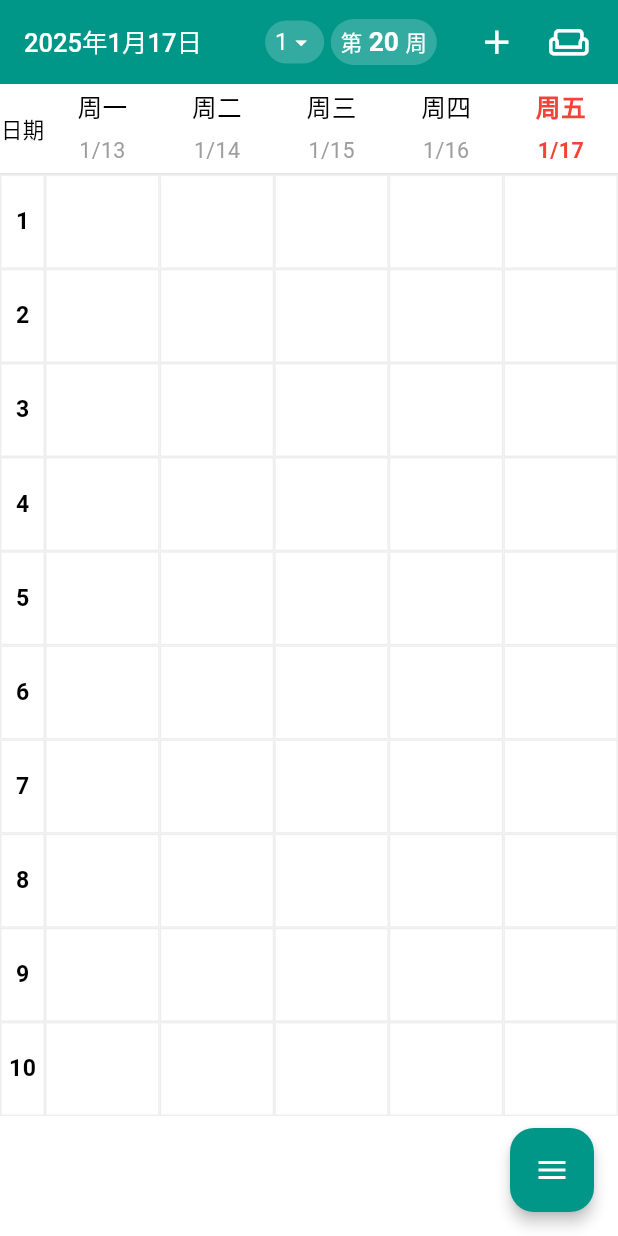
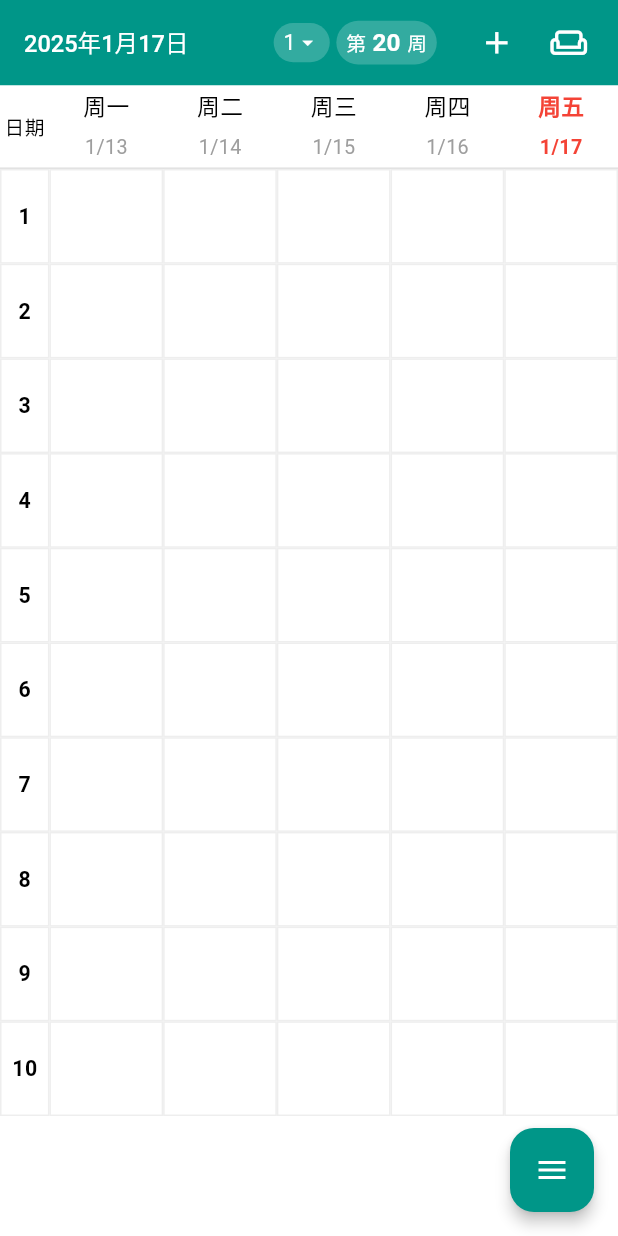
Before and after one commit to Aniu456/MySchedule, a Flutter app: the screen it shows after launch, on a phone screen of 412 x 824 dp. Run offline on Flutter 3.47's test engine with Material 3 defaults, Android fonts, the phone set to English and light mode, and no system bars; our stand-ins replace flutter_colorpicker, flutter_screenutil, shared_preferences; missing offline and left inert: lunar.

Commit message:
UI自适应

```diff
--- a/lib/main.dart
+++ b/lib/main.dart
@@ -1,5 +1,6 @@
 import 'package:flutter/material.dart';
-import 'package:schedule/widgets/main_pages.dart';
+import 'package:flutter_screenutil/flutter_screenutil.dart';
+import 'widgets/main_pages.dart';
 
 /// 应用程序入口
 void main() {
@@ -13,6 +14,12 @@ class MyApp extends StatelessWidget {
 
   @override
   Widget build(BuildContext context) {
+    return ScreenUtilInit(
+      // 设计稿的尺寸
+      designSize: const Size(375, 812), // iPhone X 的设计尺寸
+      minTextAdapt: true,
+      splitScreenMode: true,
+      builder: (context, child) {
         return MaterialApp(
           title: '课程表', // 应用的标题
           theme: ThemeData(
@@ -30,5 +37,7 @@ class MyApp extends StatelessWidget {
           // debugShowMaterialGrid: false, // 是否显示调试网格
           debugShowCheckedModeBanner: false,
         );
+      },
+    );
   }
 }
--- a/lib/widgets/course_info.dart
+++ b/lib/widgets/course_info.dart
@@ -35,12 +35,16 @@ class _CourseInfoDialogState extends State<CourseInfoDialog> {
   late List<List<dynamic>> _times;
   late List<int> _weeks;
 
+  // 添加原始课程名称记录
+  late final String _originalCourseName;
+
   /// 是否处于编辑状态
   bool _isEditing = false;
 
   @override
   void initState() {
     super.initState();
+    _originalCourseName = widget.course['courseName'];
     _initializeData();
   }
 
@@ -213,6 +217,7 @@ class _CourseInfoDialogState extends State<CourseInfoDialog> {
     }
 
     final updatedCourse = {
+      'originalCourseName': _originalCourseName,
       'courseName': _courseName,
       'teacherName': _teacherName,
       'remarks': _remarks,
--- a/lib/widgets/course_table.dart
+++ b/lib/widgets/course_table.dart
@@ -1,4 +1,5 @@
 import 'package:flutter/material.dart';
+import 'package:flutter_screenutil/flutter_screenutil.dart';
 import '../utils/time_utils.dart';
 import 'course_info.dart';
 import 'main_page/week_manager.dart';
@@ -60,27 +61,10 @@ class CourseTable extends StatelessWidget {
     required this.onCourseDeleted,
   });
 
-  /// 获取自适应字体大小计算函数
-  double Function(double) getAdaptiveFontSizeCalculator(BuildContext context) {
-    final screenWidth = MediaQuery.of(context).size.width;
-    final fontSizeFactor = screenWidth / 375.0; // 统一使用 iPhone SE 的宽度作为基准
-
-    return (double baseSize) {
-      final size = baseSize * fontSizeFactor;
-      return size.clamp(baseSize * 0.8, baseSize * 1.6); // 统一缩放范围
-    };
-  }
-
   /// 构建时间列
   Widget _buildTimeColumn() {
-    return LayoutBuilder(
-      builder: (context, constraints) {
-        final getAdaptiveFontSize = getAdaptiveFontSizeCalculator(context);
-        final screenWidth = MediaQuery.of(context).size.width;
-        final sizeFactor = screenWidth / 375.0;
-
     return SizedBox(
-          width: showTimeSlots ? 45.0 : 30.0,
+      width: (showTimeSlots ? 45 : 30).w,
       child: Column(
         children: List.generate(10, (index) {
           return Expanded(
@@ -100,7 +84,7 @@ class CourseTable extends StatelessWidget {
                         child: Text(
                           '${index + 1}',
                           style: TextStyle(
-                                fontSize: getAdaptiveFontSize(14),
+                            fontSize: 14.sp,
                             fontWeight: FontWeight.bold,
                           ),
                         ),
@@ -116,14 +100,14 @@ class CourseTable extends StatelessWidget {
                               Text(
                                 _timeSlots[index][0],
                                 style: TextStyle(
-                                      fontSize: getAdaptiveFontSize(12),
+                                  fontSize: 12.sp,
                                   color: Colors.grey,
                                 ),
                               ),
                               Text(
                                 _timeSlots[index][1],
                                 style: TextStyle(
-                                      fontSize: getAdaptiveFontSize(12),
+                                  fontSize: 12.sp,
                                   color: Colors.grey,
                                 ),
                               ),
@@ -140,8 +124,6 @@ class CourseTable extends StatelessWidget {
         }),
       ),
     );
-      },
-    );
   }
 
   /// 构建表头
@@ -149,28 +131,23 @@ class CourseTable extends StatelessWidget {
     const weekdays = ["一", "二", "三", "四", "五", "六", "日"];
     final visibleDays = showWeekend ? weekdays : weekdays.sublist(0, 5);
 
-    return LayoutBuilder(
-      builder: (context, constraints) {
-        final getAdaptiveFontSize = getAdaptiveFontSizeCalculator(context);
-        final screenWidth = MediaQuery.of(context).size.width;
-        final sizeFactor = screenWidth / 375.0;
-        final headerHeight = 55 * sizeFactor.clamp(1.0, 1.5);
-
     return Container(
-          height: headerHeight,
+      height: 55.h,
       decoration: BoxDecoration(
         border: Border(bottom: BorderSide(color: Colors.grey[300]!)),
       ),
       child: Row(
         children: [
-              Container(
-                width: showTimeSlots ? 45.0 : 30.0,
-                alignment: Alignment.center,
+          SizedBox(
+            width: (showTimeSlots ? 45 : 30).w,
+            child: Center(
               child: Text(
                 '日期',
+                textAlign: TextAlign.center,
                 style: TextStyle(
-                    fontSize: getAdaptiveFontSize(13),
+                  fontSize: 13.sp,
                   fontWeight: FontWeight.w500,
+                ),
               ),
             ),
           ),
@@ -188,7 +165,7 @@ class CourseTable extends StatelessWidget {
                       child: Text(
                         '周${visibleDays[index]}',
                         style: TextStyle(
-                              fontSize: getAdaptiveFontSize(15),
+                          fontSize: showWeekend ? 13.sp : 15.sp,
                           fontWeight:
                               isToday ? FontWeight.bold : FontWeight.w500,
                           color: isToday ? Colors.red : Colors.black,
@@ -202,7 +179,7 @@ class CourseTable extends StatelessWidget {
                       child: Text(
                         '${date.month}/${date.day}',
                         style: TextStyle(
-                              fontSize: getAdaptiveFontSize(13),
+                          fontSize: showWeekend ? 12.sp : 13.sp,
                           color: isToday ? Colors.red : Colors.grey,
                           fontWeight:
                               isToday ? FontWeight.bold : FontWeight.normal,
@@ -217,29 +194,26 @@ class CourseTable extends StatelessWidget {
         ],
       ),
     );
-      },
-    );
   }
 
   /// 构建课程单元格
-  Widget _buildCourseCell(Map<String, dynamic>? course, BuildContext context) {
-    if (course == null) return Container();
-
+  Widget _buildCourseCell(BuildContext context, Map<String, dynamic> course) {
     // 检查课程是否在当前周显示
     if (!List<int>.from(course['weeks'] ?? []).contains(week)) {
       return Container();
     }
 
-    final getAdaptiveFontSize = getAdaptiveFontSizeCalculator(context);
-    final screenWidth = MediaQuery.of(context).size.width;
-    final sizeFactor = screenWidth / 375.0;
-
-    return Container(
-      margin: const EdgeInsets.all(1),
-      padding: EdgeInsets.symmetric(
-        horizontal: 4 * sizeFactor.clamp(1.0, 1.5),
-        vertical: 1 * sizeFactor.clamp(1.0, 1.5),
+    return GestureDetector(
+      onTap: () => showCourseInfo(
+        context,
+        course,
+        themeColor: themeColor,
+        onCourseUpdated: onCourseUpdated,
+        onCourseDeleted: onCourseDeleted,
       ),
+      child: Container(
+        margin: EdgeInsets.all(1.r),
+        padding: EdgeInsets.all(4.r),
         decoration: BoxDecoration(
           color: Color.fromRGBO(
             course['color'][0],
@@ -247,25 +221,8 @@ class CourseTable extends StatelessWidget {
             course['color'][2],
             1,
           ),
-        borderRadius: BorderRadius.circular(2 * sizeFactor.clamp(1.0, 1.5)),
-        boxShadow: const [
-          BoxShadow(
-            color: Colors.white24,
+          borderRadius: BorderRadius.circular(4.r),
         ),
-        ],
-      ),
-      child: InkWell(
-        onTap: () => showCourseInfo(
-          context,
-          course,
-          themeColor: themeColor,
-          onCourseUpdated: onCourseUpdated,
-          onCourseDeleted: onCourseDeleted,
-        ),
-        child: Column(
-          crossAxisAlignment: CrossAxisAlignment.start,
-          children: [
-            Expanded(
         child: Column(
           crossAxisAlignment: CrossAxisAlignment.start,
           mainAxisAlignment: MainAxisAlignment.spaceBetween,
@@ -276,10 +233,10 @@ class CourseTable extends StatelessWidget {
                 course['courseName'] ?? '未输入课程名',
                 style: TextStyle(
                   color: Colors.white,
-                        fontSize: getAdaptiveFontSize(15),
+                  fontSize: showWeekend ? 13.sp : 14.sp,
                   fontWeight: FontWeight.bold,
                 ),
-                      maxLines: 2,
+                maxLines: showWeekend ? 3 : 2,
                 overflow: TextOverflow.ellipsis,
               ),
             ),
@@ -289,20 +246,17 @@ class CourseTable extends StatelessWidget {
                   '@${course['teacherName']}',
                   style: TextStyle(
                     color: Colors.white70,
-                          fontSize: getAdaptiveFontSize(12),
+                    fontSize: showWeekend ? 10.sp : 11.sp,
                   ),
                   maxLines: 1,
                   overflow: TextOverflow.ellipsis,
-                      ),
-                    ),
-                ],
                 ),
               ),
             Text(
               _formatWeeks(List<int>.from(course['weeks'] ?? [])),
               style: TextStyle(
                 color: Colors.white,
-                fontSize: getAdaptiveFontSize(11),
+                fontSize: showWeekend ? 10.sp : 11.sp,
                 fontWeight: FontWeight.bold,
               ),
               maxLines: 1,
@@ -312,47 +266,6 @@ class CourseTable extends StatelessWidget {
         ),
       ),
     );
-  }
-
-  /// 格式化周次显示
-  String _formatWeeks(List<int> weeks) {
-    if (weeks.isEmpty) return '';
-
-    weeks.sort();
-    List<String> ranges = [];
-    int start = weeks.first;
-    int end = weeks.first;
-
-    for (int i = 1; i < weeks.length; i++) {
-      if (weeks[i] == end + 1) {
-        end = weeks[i];
-      } else {
-        ranges.add(start == end ? '$start周' : '$start-$end周');
-        start = weeks[i];
-        end = weeks[i];
-      }
-    }
-    ranges.add(start == end ? '$start周' : '$start-$end周');
-
-    return ranges.join('，');
-  }
-
-  /// 检查是否是今天
-  bool _isToday(DateTime date) {
-    final now = DateTime.now();
-    return date.year == now.year &&
-        date.month == now.month &&
-        date.day == now.day;
-  }
-
-  /// 获取课程开始时间
-  int _getStartTime(List<dynamic> times, int col) {
-    var time = times.firstWhere(
-      (time) => TimeUtils.getDayValue(time[0].toString()) == col + 1,
-      orElse: () => List<dynamic>.empty(),
-    );
-    if (time is! List || time.isEmpty) return 999;
-    return TimeUtils.getClassValue(time[1].toString());
   }
 
   /// 构建课程格子列表
@@ -374,35 +287,10 @@ class CourseTable extends StatelessWidget {
     for (int row = 0; row < 10; row++) {
       if (occupiedSlots.contains(row)) continue;
 
-      Map<String, dynamic>? courseForThisSlot;
-      List<dynamic>? courseTime;
-
-      // 查找当前时间段的课程
-      for (var course in columnCourses) {
-        var time = course['times'].firstWhere((time) {
-          if (time is! List || time.length < 3) return false;
-          if (TimeUtils.getDayValue(time[0].toString()) != col + 1)
-            return false;
-
-          int startClass = TimeUtils.getClassValue(time[1].toString());
-          int endClass = TimeUtils.getClassValue(time[2].toString());
-
-          if (!TimeUtils.isValidTimeRange(startClass, endClass)) return false;
-
-          return row + 1 >= startClass && row + 1 <= endClass;
-        }, orElse: () => List<dynamic>.empty());
-
-        if (time is List && time.isNotEmpty) {
-          courseForThisSlot = course;
-          courseTime = time;
-          break;
-        }
-      }
-
-      if (courseForThisSlot != null && courseTime != null) {
-        int startClass = TimeUtils.getClassValue(courseTime[1].toString());
-        int endClass = TimeUtils.getClassValue(courseTime[2].toString());
-        int duration = endClass - startClass + 1;
+      final courseInfo = _findCourseForSlot(columnCourses, col, row);
+      if (courseInfo != null) {
+        final (course, startClass, endClass) = courseInfo;
+        final duration = endClass - startClass + 1;
 
         // 标记被占用的时间段
         for (int i = startClass - 1; i < endClass; i++) {
@@ -417,7 +305,7 @@ class CourseTable extends StatelessWidget {
                   ? Border.all(color: Colors.grey[200]!)
                   : Border.all(color: Colors.transparent),
             ),
-            child: _buildCourseCell(courseForThisSlot, context),
+            child: _buildCourseCell(context, course),
           ),
         ));
       } else {
@@ -436,11 +324,88 @@ class CourseTable extends StatelessWidget {
     return cells;
   }
 
+  /// 查找指定时间段的课程
+  (Map<String, dynamic>, int, int)? _findCourseForSlot(
+    List<Map<String, dynamic>> courses,
+    int col,
+    int row,
+  ) {
+    for (var course in courses) {
+      var time = course['times'].firstWhere((time) {
+        if (time is! List || time.length < 3) return false;
+        if (TimeUtils.getDayValue(time[0].toString()) != col + 1) return false;
+
+        int startClass = TimeUtils.getClassValue(time[1].toString());
+        int endClass = TimeUtils.getClassValue(time[2].toString());
+
+        if (!TimeUtils.isValidTimeRange(startClass, endClass)) return false;
+
+        return row + 1 >= startClass && row + 1 <= endClass;
+      }, orElse: () => List<dynamic>.empty());
+
+      if (time is List && time.isNotEmpty) {
+        int startClass = TimeUtils.getClassValue(time[1].toString());
+        int endClass = TimeUtils.getClassValue(time[2].toString());
+        return (course, startClass, endClass);
+      }
+    }
+    return null;
+  }
+
+  /// 获取课程开始时间
+  int _getStartTime(List<dynamic> times, int col) {
+    var time = times.firstWhere(
+      (time) => TimeUtils.getDayValue(time[0].toString()) == col + 1,
+      orElse: () => List<dynamic>.empty(),
+    );
+    if (time is! List || time.isEmpty) return 999;
+    return TimeUtils.getClassValue(time[1].toString());
+  }
+
+  /// 检查是否是今天
+  bool _isToday(DateTime date) {
+    final now = DateTime.now();
+    return date.year == now.year &&
+        date.month == now.month &&
+        date.day == now.day;
+  }
+
+  /// 格式化周次显示
+  String _formatWeeks(List<int> weeks) {
+    if (weeks.isEmpty) return '';
+
+    weeks.sort();
+    List<String> ranges = [];
+    List<int> continuous = [];
+    int? lastNum;
+
+    for (int week in weeks) {
+      if (lastNum != null && week != lastNum + 1) {
+        if (continuous.length >= 3) {
+          ranges.add('${continuous.first}-${continuous.last}周');
+        } else {
+          ranges.addAll(continuous.map((n) => '$n'));
+        }
+        continuous = [];
+      }
+      continuous.add(week);
+      lastNum = week;
+    }
+
+    if (continuous.isNotEmpty) {
+      if (continuous.length >= 3) {
+        ranges.add('${continuous.first}-${continuous.last}周');
+      } else {
+        ranges.addAll(continuous.map((n) => '$n'));
+      }
+    }
+
+    return '${ranges.join(',')}周';
+  }
+
   @override
   Widget build(BuildContext context) {
     final dates = WeekManager.getWeekDates(currentSemester, week);
-    debugPrint(
-        '周次: $week, 日期: ${dates.map((d) => '${d.month}/${d.day}').join(', ')}');
 
     return Column(
       children: [
--- a/lib/widgets/main_page/app_bar.dart
+++ b/lib/widgets/main_page/app_bar.dart
@@ -1,4 +1,5 @@
 import 'package:flutter/material.dart';
+import 'package:flutter_screenutil/flutter_screenutil.dart';
 
 //顶部栏组件
 class MainAppBar extends StatelessWidget implements PreferredSizeWidget {
@@ -23,23 +24,12 @@ class MainAppBar extends StatelessWidget implements PreferredSizeWidget {
     required this.showWeekend,
   });
 
-  /// 获取自适应字体大小
-  double getAdaptiveFontSize(BuildContext context, double baseSize) {
-    final screenWidth = MediaQuery.of(context).size.width;
-    final fontSizeFactor = screenWidth / 375.0;
-    final size = baseSize * fontSizeFactor;
-    return size.clamp(baseSize * 0.8, baseSize * 1.4);
-  }
-
   @override
   Widget build(BuildContext context) {
-    final adaptiveHeight = kToolbarHeight *
-        (MediaQuery.of(context).size.width / 375.0).clamp(1.0, 1.3);
-
     return AppBar(
       elevation: 0,
       backgroundColor: themeColor,
-      toolbarHeight: adaptiveHeight,
+      toolbarHeight: kToolbarHeight.h,
       title: Row(
         mainAxisAlignment: MainAxisAlignment.spaceBetween,
         children: <Widget>[
@@ -48,7 +38,7 @@ class MainAppBar extends StatelessWidget implements PreferredSizeWidget {
             child: Text(
               formattedDate,
               style: TextStyle(
-                fontSize: getAdaptiveFontSize(context, 15.5),
+                fontSize: 15.5.sp,
                 color: Colors.white,
                 fontWeight: FontWeight.w500,
               ),
@@ -60,42 +50,39 @@ class MainAppBar extends StatelessWidget implements PreferredSizeWidget {
       ),
       actions: <Widget>[
         IconButton(
-          iconSize: getAdaptiveFontSize(context, 24),
-          padding: EdgeInsets.all(getAdaptiveFontSize(context, 8)),
+          iconSize: 24.sp,
+          padding: EdgeInsets.all(8.r),
           icon: const Icon(Icons.add, color: Colors.white),
           onPressed: onAddCourse,
         ),
         IconButton(
-          iconSize: getAdaptiveFontSize(context, 24),
-          padding: EdgeInsets.all(getAdaptiveFontSize(context, 8)),
+          iconSize: 24.sp,
+          padding: EdgeInsets.all(8.r),
           icon: Icon(
             showWeekend ? Icons.weekend : Icons.weekend_outlined,
             color: Colors.white,
           ),
           onPressed: onToggleWeekend,
         ),
-        SizedBox(width: getAdaptiveFontSize(context, 8)),
+        SizedBox(width: 8.w),
       ],
     );
   }
 
   Widget _buildWeekDisplay(BuildContext context) {
-    final containerPadding = EdgeInsets.symmetric(
-      horizontal: getAdaptiveFontSize(context, 6),
-      vertical: getAdaptiveFontSize(context, 4),
-    );
-
     return Row(
       mainAxisSize: MainAxisSize.min,
       children: [
         GestureDetector(
           onTap: onSemesterTap,
           child: Container(
-            padding: containerPadding,
+            padding: EdgeInsets.symmetric(
+              horizontal: 6.w,
+              vertical: 4.h,
+            ),
             decoration: BoxDecoration(
               color: Colors.white.withOpacity(0.2),
-              borderRadius:
-                  BorderRadius.circular(getAdaptiveFontSize(context, 16)),
+              borderRadius: BorderRadius.circular(16.r),
             ),
             child: Row(
               mainAxisSize: MainAxisSize.min,
@@ -103,26 +90,28 @@ class MainAppBar extends StatelessWidget implements PreferredSizeWidget {
                 Text(
                   "$currentSemester",
                   style: TextStyle(
-                    fontSize: getAdaptiveFontSize(context, 14),
+                    fontSize: 14.sp,
                     color: Colors.white,
                   ),
                 ),
                 Icon(
                   Icons.arrow_drop_down,
                   color: Colors.white,
-                  size: getAdaptiveFontSize(context, 16),
+                  size: 16.sp,
                 ),
               ],
             ),
           ),
         ),
-        SizedBox(width: getAdaptiveFontSize(context, 4)),
+        SizedBox(width: 4.w),
         Container(
-          padding: containerPadding,
+          padding: EdgeInsets.symmetric(
+            horizontal: 6.w,
+            vertical: 4.h,
+          ),
           decoration: BoxDecoration(
             color: Colors.white.withOpacity(0.2),
-            borderRadius:
-                BorderRadius.circular(getAdaptiveFontSize(context, 16)),
+            borderRadius: BorderRadius.circular(16.r),
           ),
           child: Row(
             mainAxisSize: MainAxisSize.min,
@@ -131,24 +120,24 @@ class MainAppBar extends StatelessWidget implements PreferredSizeWidget {
               Text(
                 "第",
                 style: TextStyle(
-                  fontSize: getAdaptiveFontSize(context, 13),
+                  fontSize: 13.sp,
                   color: Colors.white,
                 ),
               ),
-              SizedBox(width: getAdaptiveFontSize(context, 4)),
+              SizedBox(width: 4.w),
               Text(
                 currentWeek.toString(),
                 style: TextStyle(
-                  fontSize: getAdaptiveFontSize(context, 16),
+                  fontSize: 16.sp,
                   fontWeight: FontWeight.bold,
                   color: Colors.white,
                 ),
               ),
-              SizedBox(width: getAdaptiveFontSize(context, 4)),
+              SizedBox(width: 4.w),
               Text(
                 "周",
                 style: TextStyle(
-                  fontSize: getAdaptiveFontSize(context, 13),
+                  fontSize: 13.sp,
                   color: Colors.white,
                 ),
               ),
@@ -160,5 +149,5 @@ class MainAppBar extends StatelessWidget implements PreferredSizeWidget {
   }
 
   @override
-  Size get preferredSize => const Size.fromHeight(kToolbarHeight);
+  Size get preferredSize => Size.fromHeight(kToolbarHeight.h);
 }
--- a/pubspec.yaml
+++ b/pubspec.yaml
@@ -38,6 +38,7 @@ dependencies:
   shared_preferences: ^2.3.3
   json_annotation: ^4.9.0
   lunar: ^1.6.1
+  flutter_screenutil: ^5.9.0
 
 dev_dependencies:
   flutter_test:
```
Also changed, not shown: lib/widgets/main_pages.dart (+25 -11 lines), pubspec.lock. Lines whose indentation alone changed are shown as unchanged.
